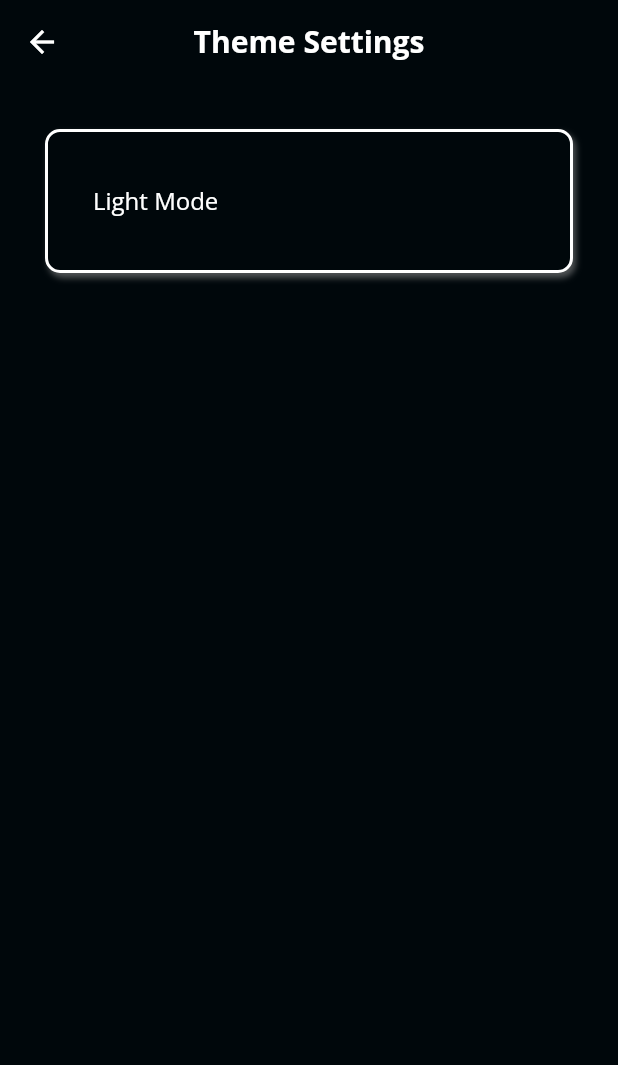
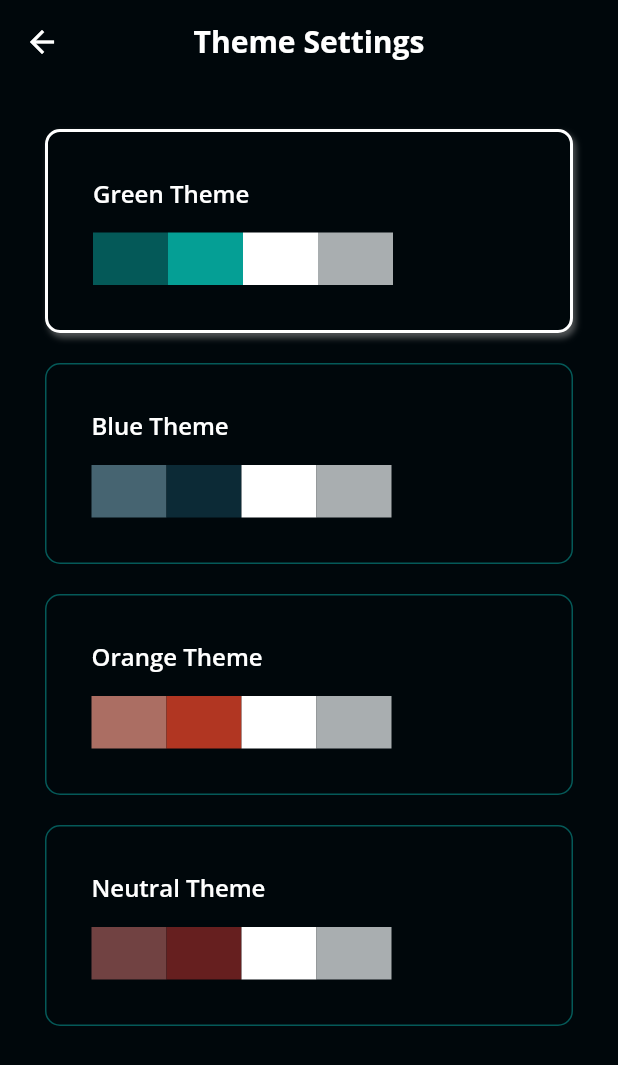
Before and after one commit to hadiyaaamir/khulasa, a Flutter app: the ThemeSetting screen opened directly, on a phone screen of 412 x 824 dp. Shown: the top 1065 px of the screen. Run offline on Flutter 3.47's test engine with Material 2 defaults, Android fonts, the phone set to English and light mode, and no system bars; our stand-ins replace cloud_firestore, file_picker, firebase_auth, firebase_core, flutter_tts, fluttertoast and 3 more; missing offline and left inert: dart:ffi, flutter_share_me, flutter_tesseract_ocr, pdf_text, syncfusion_flutter_xlsio; accounts and stored records are empty; network calls fail.

Commit message:
language, theme, mode settings

```diff
--- a/lib/Views/Settings/mode.dart
+++ b/lib/Views/Settings/mode.dart
@@ -1,5 +1,6 @@
 import 'package:flutter/material.dart';
 import 'package:khulasa/Controllers/Config/darkMode.dart';
+import 'package:khulasa/Controllers/Config/languageprovider.dart';
 import 'package:khulasa/Models/colorTheme.dart';
 import 'package:khulasa/Views/Settings/settingBtn.dart';
 import 'package:khulasa/Views/Widgets/NavBar/customAppBar.dart';
@@ -19,24 +20,29 @@ class _ThemeSettingState extends State<ModeSetting> {
     ColorTheme colors = context.watch<DarkMode>().mode;
     bool isDarkMode = context.watch<DarkMode>().isDarkMode;
 
-    return Scaffold(
+    bool isEnglish = context.watch<Language>().isEnglish;
+
+    return Directionality(
+      textDirection: isEnglish ? TextDirection.ltr : TextDirection.rtl,
+      child: Scaffold(
         backgroundColor: colors.background,
-      appBar: CustomAppBar(title: 'Mode Settings'),
+        appBar: CustomAppBar(title: isEnglish ? 'Mode Settings' : ''),
         body: Padding(
           padding: const EdgeInsets.symmetric(horizontal: 30, vertical: 30),
           child: Column(
             children: [
               ModeBtn(
-              text: 'Light Mode',
+                text: isEnglish ? 'Light Mode' : 'لائٹ موڈ',
                 isSelected: !isDarkMode,
                 icon: Icons.light_mode,
               ),
               ModeBtn(
-              text: 'Dark Mode',
+                text: isEnglish ? 'Dark Mode' : 'ڈارک موڈ',
                 isSelected: isDarkMode,
                 icon: Icons.dark_mode,
               ),
             ],
+          ),
         ),
       ),
     );
@@ -77,7 +83,9 @@ class ModeBtn extends StatelessWidget {
         isSelected: isSelected,
       ),
       onTap: () {
+        if (!isSelected) {
           context.read<DarkMode>().toggleMode();
+        }
       },
     );
   }
--- a/lib/Views/Settings/theme.dart
+++ b/lib/Views/Settings/theme.dart
@@ -1,8 +1,11 @@
 import 'package:flutter/material.dart';
+// import 'package:intl/intl.dart';
 import 'package:khulasa/Controllers/Config/darkMode.dart';
+import 'package:khulasa/Controllers/Config/languageprovider.dart';
 import 'package:khulasa/Models/colorTheme.dart';
 import 'package:khulasa/Views/Settings/settingBtn.dart';
 import 'package:khulasa/Views/Widgets/NavBar/customAppBar.dart';
+import 'package:khulasa/constants/colors.dart';
 import 'package:khulasa/constants/sizes.dart';
 import 'package:provider/provider.dart';
 
@@ -19,33 +22,41 @@ class _ThemeSettingState extends State<ThemeSetting> {
     ColorTheme colors = context.watch<DarkMode>().mode;
     bool isDarkMode = context.watch<DarkMode>().isDarkMode;
 
-    return Scaffold(
-      backgroundColor: colors.background,
-      appBar: CustomAppBar(title: 'Theme Settings'),
-      body: Padding(
-        padding: const EdgeInsets.symmetric(horizontal: 30, vertical: 30),
-        child: Column(
-          children: [
-            ThemeBtn(
-              text: 'Light Mode',
-              isSelected: true,
-            ),
-          ],
+    Map<String, ColorTheme> themes = context.watch<DarkMode>().getThemes();
+
+    List<ColorTheme> values = themes.values.toList();
+    List<String> keys = themes.keys.toList();
+    bool isEnglish = context.watch<Language>().isEnglish;
+
+    return Directionality(
+      textDirection: isEnglish ? TextDirection.ltr : TextDirection.rtl,
+      child: Scaffold(
+        backgroundColor: colors.background,
+        appBar: CustomAppBar(title: 'Theme Settings'),
+        body: ListView.builder(
+          // gridDelegate: const SliverGridDelegateWithFixedCrossAxisCount(
+          //   crossAxisCount: 2,
+          // ),
+          padding: const EdgeInsets.symmetric(horizontal: 30, vertical: 30),
+          itemCount: keys.length,
+          itemBuilder: (context, index) =>
+              ThemeBtn(text: keys[index], theme: values[index]),
         ),
       ),
     );
   }
 }
 
+//option tile
 class ThemeBtn extends StatelessWidget {
   const ThemeBtn({
     super.key,
     required this.text,
-    required this.isSelected,
+    required this.theme,
   });
 
   final String text;
-  final bool isSelected;
+  final ColorTheme theme;
 
   @override
   Widget build(BuildContext context) {
@@ -53,18 +64,48 @@ class ThemeBtn extends StatelessWidget {
 
     return GestureDetector(
       child: SettingBtn(
-        content: Padding(
-          padding: const EdgeInsets.symmetric(vertical: 5),
-          child: Text(
-            text,
-            style: TextStyle(color: colors.text, fontSize: buttonFont),
-          ),
+        content: Column(
+          crossAxisAlignment: CrossAxisAlignment.start,
+          children: [
+            Text(
+              "${text[0].toUpperCase()}${text.substring(1)} Theme",
+              style: TextStyle(
+                color: colors.text,
+                fontSize: buttonFont,
+                fontWeight: FontWeight.w600,
+              ),
+            ),
+
+            const SizedBox(
+              height: 15,
+            ),
+
+            //colours row
+            Row(
+              children: [
+                ColorSquare(color: theme.primary),
+                ColorSquare(color: theme.secondary),
+                ColorSquare(color: theme.text),
+                ColorSquare(color: theme.text2),
+              ],
+            ),
+          ],
         ),
-        isSelected: isSelected,
+        isSelected: theme == colors,
       ),
       onTap: () {
-        context.read<DarkMode>().toggleMode();
+        context.read<DarkMode>().theme = text;
       },
     );
   }
 }
+
+class ColorSquare extends StatelessWidget {
+  const ColorSquare({super.key, required this.color});
+  final Color color;
+
+  @override
+  Widget build(BuildContext context) {
+    return Container(width: 50, height: 35, color: color);
+  }
+}
--- a/lib/Views/Widgets/NavBar/themeRow.dart
+++ b/lib/Views/Widgets/NavBar/themeRow.dart
@@ -59,7 +59,7 @@ class _ThemeOptionState extends State<ThemeOption> {
   Widget build(BuildContext context) {
     ColorTheme colors = context.read<DarkMode>().mode;
 
-    return InkWell(
+    return GestureDetector(
       child: Container(
         height: widget.isSelected ? 35 : 30,
         width: widget.isSelected ? 35 : 30,
```
Also changed, not shown: lib/Views/Settings/language.dart (+50 -3 lines), 1 other file. Lines whose indentation alone changed are shown as unchanged.
